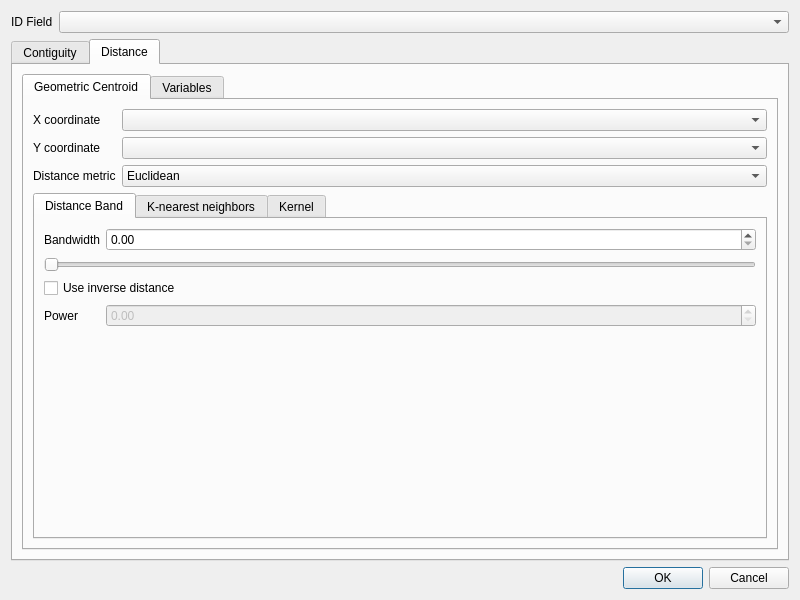
Above: forms/WeightsDialog.ui from dj-spatial/spatial_analysis before the change. Below: the same form after it.
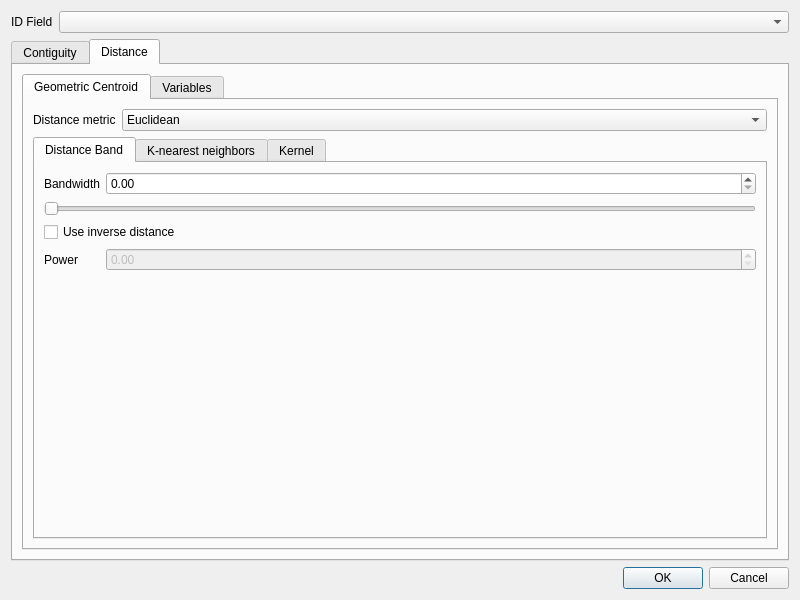
That is the form after the change. The open tabs and pages were chosen to show the change.

Commit message: variables based weight fix

```diff
--- a/forms/WeightsDialog.ui
+++ b/forms/WeightsDialog.ui
@@ -150,33 +150,13 @@
            <item>
             <layout class="QFormLayout" name="coordLayout">
              <item row="0" column="0">
-              <widget class="QLabel" name="xCoordLabel">
-               <property name="text">
-                <string>X coordinate</string>
-               </property>
-              </widget>
-             </item>
-             <item row="0" column="1">
-              <widget class="QComboBox" name="xCoordCombo"/>
-             </item>
-             <item row="1" column="0">
-              <widget class="QLabel" name="yCoordLabel">
-               <property name="text">
-                <string>Y coordinate</string>
-               </property>
-              </widget>
-             </item>
-             <item row="1" column="1">
-              <widget class="QComboBox" name="yCoordCombo"/>
-             </item>
-             <item row="2" column="0">
               <widget class="QLabel" name="geomMetricLabel">
                <property name="text">
                 <string>Distance metric</string>
                </property>
               </widget>
              </item>
-             <item row="2" column="1">
+           <item row="0" column="1">
               <widget class="QComboBox" name="geomMetricCombo">
                <item>
                 <property name="text">
```
Left out of the diff: 2 changed lines with no effect on the pictures. Lines whose indentation alone changed are shown as unchanged. The commit also changes 1 other file.
